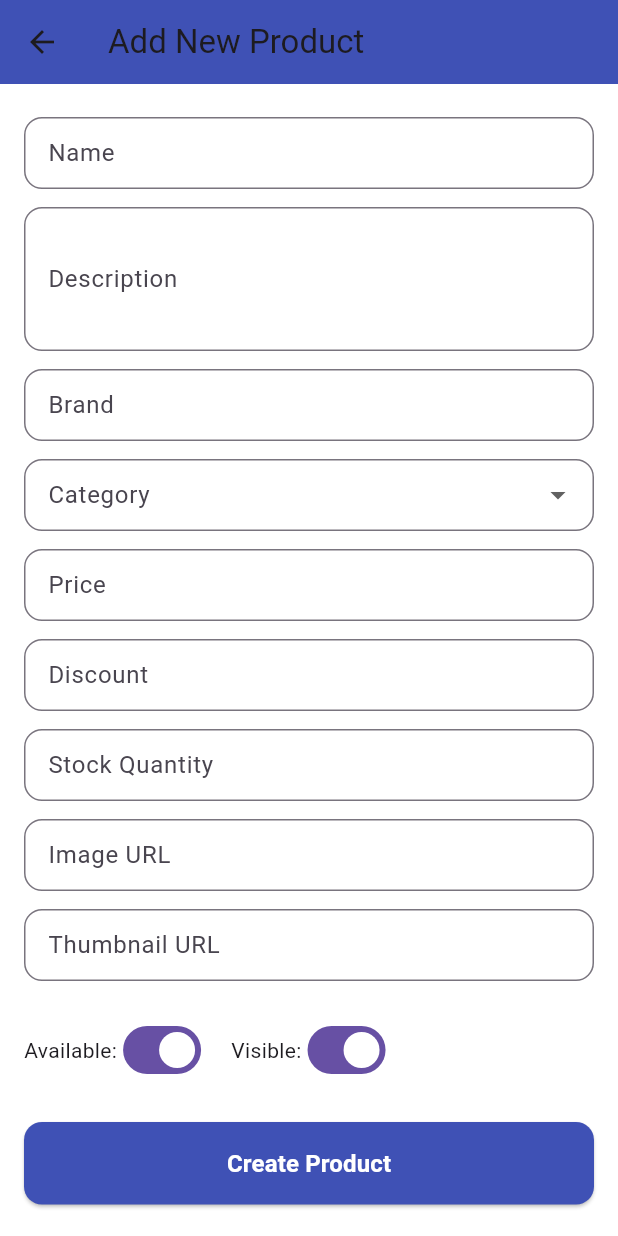
After one commit to mohame-aziz-zouaghi/SuiviExpressFrontEndMobile, a Flutter app: the CreateProductPage screen opened directly, on a phone screen of 412 x 824 dp. The commit adds this screen. Run offline on Flutter 3.47's test engine with Material 3 defaults, Android fonts, the light colour scheme and no system bars; our stand-ins replace dio, flutter_secure_storage, jwt_decoder, lucide_icons, sqflite; accounts and stored records are empty.

Commit message:
fixed bugs

```diff
--- a/lib/data/models/product_model.dart
+++ b/lib/data/models/product_model.dart
@@ -1,5 +1,5 @@
 class Product {
-  final int id;
+  final int? id;
   final String name;
   final String description;
   final String brand;
@@ -15,7 +15,7 @@ class Product {
   final bool visible;
 
   Product({
-    required this.id,
+     this.id,
     required this.name,
     required this.description,
     required this.brand,
@@ -59,8 +59,10 @@ class Product {
       'brand': brand,
       'stockQuantity': stockQuantity,
       'imageUrl': imageUrl,
+      'thumbnailUrl': thumbnailUrl,
       'averageRating': averageRating,
       'reviewCount': reviewCount,
+      'visible':visible,
     };
   }
 }
--- a/lib/data/services/product_service.dart
+++ b/lib/data/services/product_service.dart
@@ -28,4 +28,29 @@ class ProductService {
       throw Exception("Failed to load products: ${response.body}");
     }
   }
+
+
+   Future<Product> createProduct(Product product) async {
+    final token = await TokenStorage.getToken();
+
+    final headers = {
+      "Content-Type": "application/json",
+      if (token != null) "Authorization": "Bearer $token",
+    };
+
+    final url = Uri.parse(baseUrl);
+
+    final response = await http.post(
+      url,
+      headers: headers,
+      body: jsonEncode(product.toJson()),
+    );
+
+    if (response.statusCode == 200 || response.statusCode == 201) {
+      final data = jsonDecode(response.body);
+      return Product.fromJson(data);
+    } else {
+      throw Exception("Failed to create product: ${response.body}");
+    }
+  }
 }
--- /dev/null
+++ b/lib/presentation/pages/mainpages/product/CreateProductPage.dart
@@ -0,0 +1,219 @@
+import 'package:flutter/material.dart';
+import 'package:suiviexpress_app/data/models/product_model.dart';
+import 'package:suiviexpress_app/data/services/product_service.dart';
+
+class CreateProductPage extends StatefulWidget {
+  const CreateProductPage({super.key});
+
+  @override
+  State<CreateProductPage> createState() => _CreateProductPageState();
+}
+
+class _CreateProductPageState extends State<CreateProductPage> {
+  final _formKey = GlobalKey<FormState>();
+  final ProductService _productService = ProductService();
+
+  // Controllers
+  final TextEditingController _nameController = TextEditingController();
+  final TextEditingController _descriptionController = TextEditingController();
+  final TextEditingController _brandController = TextEditingController();
+  final TextEditingController _categoryController = TextEditingController();
+  final TextEditingController _priceController = TextEditingController();
+  final TextEditingController _discountController = TextEditingController();
+  final TextEditingController _stockController = TextEditingController();
+  final TextEditingController _imageUrlController = TextEditingController();
+  final TextEditingController _thumbnailUrlController = TextEditingController();
+
+  bool _available = true;
+  bool _visible = true;
+  bool _isSubmitting = false;
+
+  final List<String> _categories = [
+    'ELECTRONICS',
+    'CLOTHING',
+    'FOOD',
+    'BEAUTY',
+    'HOME',
+    'SPORTS',
+    'TOYS',
+    'AUTOMOTIVE',
+    'BOOKS',
+    'PETS',
+    'OFFICE',
+  ];
+
+  @override
+  void dispose() {
+    _nameController.dispose();
+    _descriptionController.dispose();
+    _brandController.dispose();
+    _categoryController.dispose();
+    _priceController.dispose();
+    _discountController.dispose();
+    _stockController.dispose();
+    _imageUrlController.dispose();
+    _thumbnailUrlController.dispose();
+    super.dispose();
+  }
+
+  Future<void> _submitProduct() async {
+    if (!_formKey.currentState!.validate()) return;
+
+    setState(() => _isSubmitting = true);
+
+    try {
+      final newProduct = Product(
+        name: _nameController.text.trim(),
+        description: _descriptionController.text.trim(),
+        brand: _brandController.text.trim(),
+        category: _categoryController.text.trim(),
+        price: double.tryParse(_priceController.text.trim()) ?? 0,
+        discount: double.tryParse(_discountController.text.trim()) ?? 0,
+        stockQuantity: int.tryParse(_stockController.text.trim()) ?? 0,
+        available: _available,
+        imageUrl: _imageUrlController.text.trim(),
+        thumbnailUrl: _thumbnailUrlController.text.trim(),
+        averageRating: 0,
+        reviewCount: 0,
+        visible: _visible,
+      );
+
+      await _productService.createProduct(newProduct);
+
+      ScaffoldMessenger.of(context).showSnackBar(
+        const SnackBar(content: Text("Product created successfully!")),
+      );
+
+      Navigator.pop(context); // go back to products page
+    } catch (e) {
+      ScaffoldMessenger.of(context).showSnackBar(
+        SnackBar(content: Text("Failed to create product: $e")),
+      );
+    } finally {
+      setState(() => _isSubmitting = false);
+    }
+  }
+
+  @override
+  Widget build(BuildContext context) {
+    return Scaffold(
+      appBar: AppBar(
+        title: const Text("Add New Product"),
+        backgroundColor: Colors.indigo,
+      ),
+      body: SingleChildScrollView(
+        padding: const EdgeInsets.all(16),
+        child: Form(
+          key: _formKey,
+          child: Column(
+            children: [
+              _buildTextField(_nameController, "Name"),
+              _buildTextField(_descriptionController, "Description", maxLines: 3),
+              _buildTextField(_brandController, "Brand"),
+              _buildCategoryDropdown(),
+              _buildTextField(_priceController, "Price", isNumber: true),
+              _buildTextField(_discountController, "Discount", isNumber: true),
+              _buildTextField(_stockController, "Stock Quantity", isNumber: true),
+              _buildTextField(_imageUrlController, "Image URL"),
+              _buildTextField(_thumbnailUrlController, "Thumbnail URL"),
+              const SizedBox(height: 16),
+              Row(
+                children: [
+                  const Text("Available:"),
+                  Switch(
+                    value: _available,
+                    onChanged: (val) => setState(() => _available = val),
+                  ),
+                  const SizedBox(width: 16),
+                  const Text("Visible:"),
+                  Switch(
+                    value: _visible,
+                    onChanged: (val) => setState(() => _visible = val),
+                  ),
+                ],
+              ),
+              const SizedBox(height: 24),
+              SizedBox(
+                width: double.infinity,
+                child: ElevatedButton(
+                  onPressed: _isSubmitting ? null : _submitProduct,
+                  style: ElevatedButton.styleFrom(
+                    backgroundColor: Colors.indigo,
+                    padding: const EdgeInsets.symmetric(vertical: 16),
+                    shape: RoundedRectangleBorder(
+                      borderRadius: BorderRadius.circular(12),
+                    ),
+                  ),
+                  child: _isSubmitting
+                      ? const CircularProgressIndicator(color: Colors.white)
+                      : const Text(
+                          "Create Product",
+                          style: TextStyle(
+                              fontSize: 16,
+                              fontWeight: FontWeight.bold,
+                              color: Colors.white),
+                        ),
+                ),
+              ),
+            ],
+          ),
+        ),
+      ),
+    );
+  }
+
+  Widget _buildTextField(TextEditingController controller, String label,
+      {int maxLines = 1, bool isNumber = false}) {
+    return Padding(
+      padding: const EdgeInsets.symmetric(vertical: 6),
+      child: TextFormField(
+        controller: controller,
+        maxLines: maxLines,
+        keyboardType: isNumber ? TextInputType.number : TextInputType.text,
+        decoration: InputDecoration(
+          labelText: label,
+          border: OutlineInputBorder(borderRadius: BorderRadius.circular(12)),
+          contentPadding: const EdgeInsets.symmetric(horizontal: 12, vertical: 12),
+        ),
+        validator: (value) {
+          if (value == null || value.trim().isEmpty) {
+            return "Please enter $label";
+          }
+          if (isNumber && double.tryParse(value.trim()) == null) {
+            return "$label must be a number";
+          }
+          return null;
+        },
+      ),
+    );
+  }
+
+  Widget _buildCategoryDropdown() {
+    return Padding(
+      padding: const EdgeInsets.symmetric(vertical: 6),
+      child: DropdownButtonFormField<String>(
+        value: null,
+        decoration: InputDecoration(
+          labelText: "Category",
+          border: OutlineInputBorder(borderRadius: BorderRadius.circular(12)),
+          contentPadding: const EdgeInsets.symmetric(horizontal: 12, vertical: 12),
+        ),
+        items: _categories
+            .map((cat) => DropdownMenuItem(
+                  value: cat,
+                  child: Text(cat),
+                ))
+            .toList(),
+        onChanged: (value) {
+          if (value != null) _categoryController.text = value;
+        },
+        validator: (value) {
+          if (value == null || value.trim().isEmpty) {
+            return "Please select a category";
+          }
+          return null;
+        },
+      ),
+    );
+  }
+}
--- a/pubspec.yaml
+++ b/pubspec.yaml
@@ -47,6 +47,7 @@ dependencies:
   firebase_core: ^4.2.0
   firebase_messaging: ^16.0.3
   lucide_icons: ^0.257.0
+  sqflite: ^2.4.2
 
 dev_dependencies:
   flutter_test:
```
Also changed, not shown: lib/data/services/review_sync_service.dart (added, +61 -0 lines), lib/database/database_helper.dart (added, +137 -0 lines), lib/presentation/pages/mainpages/product/PoductDetailsPage.dart (+23 -19 lines), lib/presentation/pages/mainpages/product/products_page.dart (+38 -0 lines), pubspec.lock, 1 other file.
